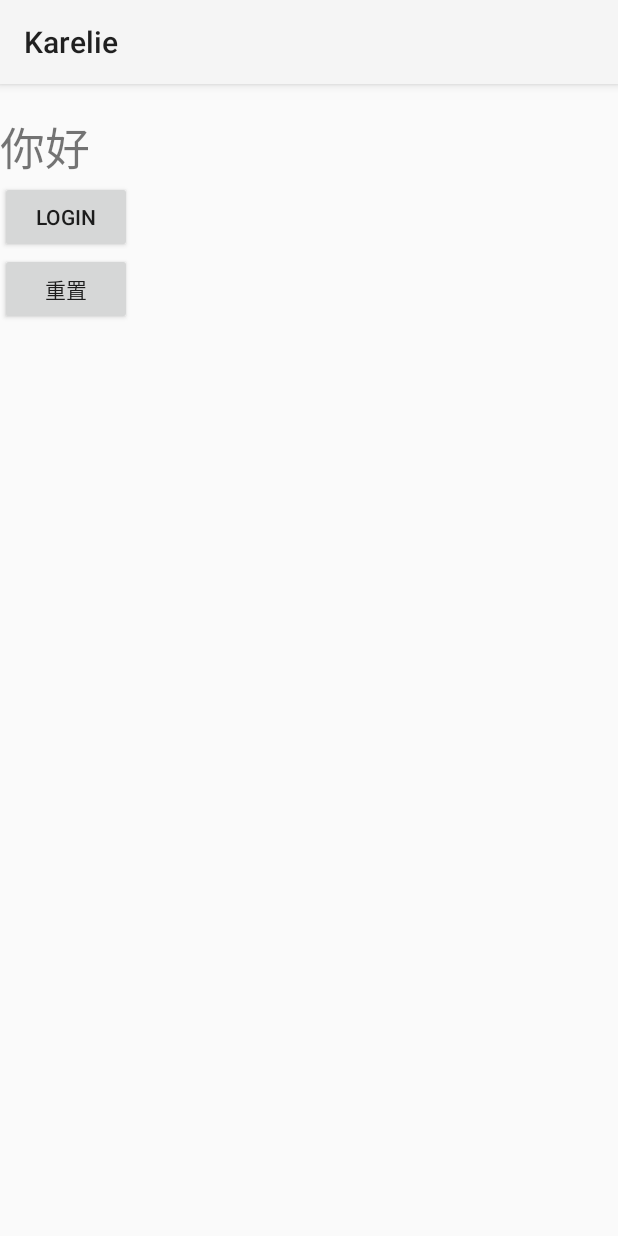
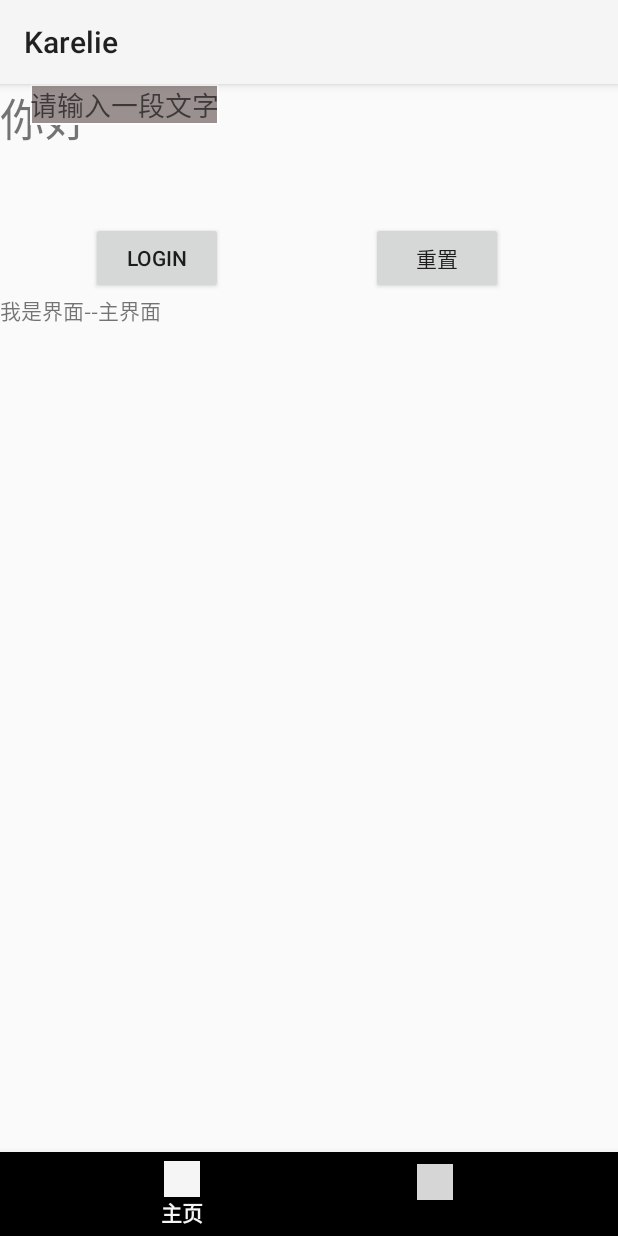
Before and after one commit to Ckarelie/Karelie, an Android app: the screen it shows after launch (MainActivity), on a phone screen of 412 x 824 dp. Run offline under Robolectric (Android 15) with nearby library versions, the phone set to English and light mode, and no system bars; our stand-ins replace data binding; libraries missing offline, so code that uses them is left out: com.didi.drouter, com.didichuxing.doraemonkit, com.github.gzuliyujiang.oaid, com.jeremyliao.liveeventbus, com.tencent.bugly; 5 statements that could not run were skipped; grey boxes are pictures that could not be loaded.

Commit message:
include coin on 2021/10/27

```diff
--- a/app/src/main/java/com/karelie/mvvmdemo/app/KarelieApp.kt
+++ b/app/src/main/java/com/karelie/mvvmdemo/app/KarelieApp.kt
@@ -3,6 +3,8 @@ package com.karelie.mvvmdemo.app
 import android.app.Application
 import android.content.Context
 import androidx.multidex.MultiDex
+import com.didi.drouter.api.DRouter
+import com.didichuxing.doraemonkit.DoKit
 import com.github.gzuliyujiang.oaid.DeviceIdentifier
 import com.karelie.commom.net.BaseRepository
 import com.karelie.mvvmdemo.di.MainViewModel
@@ -27,6 +29,9 @@ class KarelieApp: Application() {
         // 调试时，将第三个参数改为true
         Bugly.init(this, "910ab0e291", false)
         DeviceIdentifier.register(this)
+        DoKit.Builder(this)
+            .build()
+        DRouter.init(this)
         startKoin {
             androidLogger(Level.DEBUG)
             androidContext(this@KarelieApp)
--- a/app/src/main/java/com/karelie/mvvmdemo/ui/main/MainActivity.kt
+++ b/app/src/main/java/com/karelie/mvvmdemo/ui/main/MainActivity.kt
@@ -1,12 +1,18 @@
 package com.karelie.mvvmdemo.ui.main
 import  android.os.Bundle
-import android.widget.Toast
+import android.view.MenuItem
 import androidx.appcompat.app.AppCompatActivity
-import com.karelie.commom.support.StateLiveData
+import androidx.core.view.forEachIndexed
+import androidx.fragment.app.Fragment
+import androidx.viewpager2.widget.ViewPager2
+import com.google.android.material.bottomnavigation.BottomNavigationView
 import com.karelie.mvvmdemo.bean.main.MainData
 
 import com.karelie.mvvmdemo.di.MainViewModel
 import com.karelie.mvvmdemo.databinding.ActivityMainBinding
+import com.karelie.mvvmdemo.ui.viewpager.MainFragment
+import com.karelie.mvvmdemo.ui.viewpager.MeFragment
+import com.karelie.mvvmdemo.ui.viewpager.VPAdapter
 import com.karelie.service.main.MineEnity
 import com.karelie.service.main.MineTwoEnity
 import org.koin.android.ext.android.inject
@@ -14,13 +20,15 @@ import org.koin.androidx.viewmodel.ext.android.viewModel
 class MainActivity : AppCompatActivity() {
     val mineData by inject<MineEnity>()
     val twoData by inject<MineTwoEnity>()
-    lateinit var bingding : ActivityMainBinding
+    lateinit var binding : ActivityMainBinding
     private val viewModel : MainViewModel by viewModel()
+    private val config: ((BottomNavigationView, ViewPager2) -> Unit)? = null
     override fun onCreate(savedInstanceState: Bundle?) {
         super.onCreate(savedInstanceState)
-        bingding = ActivityMainBinding.inflate(layoutInflater)
-        setContentView(bingding.root)
+        binding = ActivityMainBinding.inflate(layoutInflater)
+        setContentView(binding.root)
         initData()
+        initOnClick()
         initObserver()
     }
 
@@ -28,18 +36,76 @@ class MainActivity : AppCompatActivity() {
         viewModel.userLiveData.obserState(this){
           onSuccess {
               it as MainData
-              bingding.tvTest.text = it.nickname
+              binding.tvTest.text = it.nickname
           }
         }
     }
 
     private fun initData() {
-        bingding.mainLogin.setOnClickListener {
+        config?.invoke(binding.bnvMain,binding.vpMain)
+        binding.apply {
+            binding.vpMain.adapter = VPAdapter(this@MainActivity,fragments)
+            BnvVp2Mediator(binding.bnvMain,binding.vpMain){bnvMain,vpMain ->
+                vpMain.isUserInputEnabled = true
+            }.attach()
+        }
+    }
+
+    private fun initOnClick() {
+        binding.mainLogin.setOnClickListener {
             viewModel.login("FastJetpack","FastJetpack")
         }
+        binding.mainClickforplay.setOnClickListener {
+            binding.tvTest.text = ""
+        }
+    }
 
-        bingding.mainClickforplay.setOnClickListener {
-            bingding.tvTest.text = ""
+    //index
+    companion object{
+        const val  INDEX_MAIN = 0
+        const val  INDEX_MINE = 1
+    }
+    private val fragments = mapOf<Int,Fragment>(
+        INDEX_MAIN to MainFragment(),
+        INDEX_MINE to MeFragment()
+    )
+}
+
+
+/**
+ * @Creator:Karelie
+ * @Data: 2021/11/8
+ * @TIME: 16:50
+ * @Introduce: Connect viewpager & BottomNavigationView
+**/
+class BnvVp2Mediator(
+    private val bnv: BottomNavigationView,
+    private val vp2: ViewPager2,
+    private val config: ((BottomNavigationView,ViewPager2) -> Unit)? = null
+) {
+    val map = mutableMapOf<MenuItem, Int>()
+    init {
+        //建立MenuItem的索引id映射
+        bnv.menu.forEachIndexed { index, item ->
+            map[item] = index
+        }
+    }
+    fun attach() {
+        //由于config是可空类型 所以必须用invoke执行
+        config?.invoke(bnv,vp2)
+        //监听viewPager的页面改变
+        vp2.registerOnPageChangeCallback(object : ViewPager2.OnPageChangeCallback() {
+            override fun onPageSelected(position: Int) {
+                super.onPageSelected(position)
+                //通过position参数 设置BottomNavigationView选中的Item
+                bnv.selectedItemId = bnv.menu.getItem(position).itemId
+            }
+        })
+        //监听BottomNavigationView的item点击
+        bnv.setOnNavigationItemSelectedListener { menuItem ->
+            vp2.currentItem =
+                map[menuItem] ?: error("BottomNavigationView的Item${menuItem.itemId}没有对应的元素")
+            true
         }
     }
 }
--- /dev/null
+++ b/app/src/main/java/com/karelie/mvvmdemo/ui/viewpager/MainFragment.kt
@@ -0,0 +1,21 @@
+package com.karelie.mvvmdemo.ui.viewpager
+
+import android.os.Bundle
+import androidx.fragment.app.Fragment
+import android.view.LayoutInflater
+import android.view.View
+import android.view.ViewGroup
+import com.karelie.mvvmdemo.R
+import com.karelie.mvvmdemo.databinding.FragmentMainBinding
+
+class MainFragment : Fragment() {
+    lateinit var binding: FragmentMainBinding
+    override fun onCreateView(
+        inflater: LayoutInflater, container: ViewGroup?,
+        savedInstanceState: Bundle?
+    ): View? {
+        binding = FragmentMainBinding.inflate(layoutInflater)
+        return binding.root
+    }
+
+}
--- /dev/null
+++ b/app/src/main/java/com/karelie/mvvmdemo/ui/viewpager/MeFragment.kt
@@ -0,0 +1,20 @@
+package com.karelie.mvvmdemo.ui.viewpager
+
+import android.os.Bundle
+import android.view.LayoutInflater
+import android.view.View
+import android.view.ViewGroup
+import androidx.fragment.app.Fragment
+import com.karelie.mvvmdemo.databinding.FragmentMeBinding
+
+class MeFragment : Fragment() {
+    lateinit var binding: FragmentMeBinding
+    override fun onCreateView(
+        inflater: LayoutInflater,
+        container: ViewGroup?,
+        savedInstanceState: Bundle?
+    ): View? {
+        binding = FragmentMeBinding.inflate(layoutInflater)
+        return binding.root
+    }
+}
--- /dev/null
+++ b/app/src/main/java/com/karelie/mvvmdemo/ui/viewpager/VPAdapter.kt
@@ -0,0 +1,18 @@
+package com.karelie.mvvmdemo.ui.viewpager
+
+import androidx.fragment.app.Fragment
+import androidx.fragment.app.FragmentActivity
+import androidx.viewpager2.adapter.FragmentStateAdapter
+import com.karelie.mvvmdemo.ui.main.MainActivity
+import com.karelie.mvvmdemo.ui.me.MineActivity
+
+class VPAdapter(val activity: FragmentActivity,
+                private val fragments: Map<Int, Fragment>) : FragmentStateAdapter(activity) {
+    override fun getItemCount(): Int  = fragments.size
+
+    override fun createFragment(position: Int): Fragment =
+        fragments.get(position) ?: error("请确保fragments数据源和ViewPager2的index匹配设置")
+
+
+
+}
--- /dev/null
+++ b/app/src/main/res/drawable/main_bottom_navigation_selector.xml
@@ -0,0 +1,4 @@
+<?xml version="1.0" encoding="utf-8"?>
+<selector xmlns:android="http://schemas.android.com/apk/res/android">
+
+</selector>
--- /dev/null
+++ b/app/src/main/res/drawable/main_input_bg.xml
@@ -0,0 +1,7 @@
+<?xml version="1.0" encoding="utf-8"?>
+<shape xmlns:android="http://schemas.android.com/apk/res/android">
+    <stroke android:width="1dp"
+        android:color="#FFFFFF"
+        />
+    <solid  android:color="#9A9090" />
+</shape>
--- a/app/src/main/res/layout/activity_main.xml
+++ b/app/src/main/res/layout/activity_main.xml
@@ -14,7 +14,7 @@
             type="android.view.View.OnClickListener" />
     </data>
 
-    <LinearLayout
+    <androidx.constraintlayout.widget.ConstraintLayout
         android:layout_width="match_parent"
         android:layout_height="match_parent"
         android:orientation="vertical">
@@ -22,28 +22,81 @@
         <TextView
             android:layout_width="wrap_content"
             android:layout_height="wrap_content"
-            android:text="@{mainModel.nickname}" />
+            android:layout_marginBottom="712dp"
+            android:text="@{mainModel.nickname}"
+            app:layout_constraintBottom_toBottomOf="parent"
+            app:layout_constraintEnd_toStartOf="@+id/tv_test"
+            app:layout_constraintStart_toStartOf="parent"
+            app:layout_constraintTop_toTopOf="parent" />
 
         <TextView
             android:id="@+id/tv_test"
             android:layout_width="wrap_content"
             android:layout_height="wrap_content"
             android:text="你好"
-            android:textSize="30dp"/>
+            android:textSize="30dp"
+            app:layout_constraintStart_toStartOf="parent"
+            app:layout_constraintTop_toTopOf="parent" />
 
         <Button
             android:id="@+id/main_login"
             android:layout_width="wrap_content"
             android:layout_height="wrap_content"
-            android:text="Login"/>
+            android:layout_marginTop="92dp"
+            android:layout_marginEnd="19dp"
+            android:text="Login"
+            app:layout_constraintEnd_toStartOf="@+id/main_clickforplay"
+            app:layout_constraintStart_toStartOf="parent"
+            app:layout_constraintTop_toTopOf="parent" />
 
         <Button
             android:id="@+id/main_clickforplay"
             android:layout_width="wrap_content"
             android:layout_height="wrap_content"
-            android:text="重置"/>
+            android:layout_marginStart="19dp"
+            android:layout_marginTop="92dp"
+            android:layout_marginEnd="16dp"
+            android:text="重置"
+            app:layout_constraintEnd_toEndOf="parent"
+            app:layout_constraintStart_toEndOf="@+id/main_login"
+            app:layout_constraintTop_toTopOf="parent" />
+
+        <EditText
+            android:layout_width="wrap_content"
+            android:layout_height="-1dp"
+            android:layout_margin="20dp"
+            android:layout_marginStart="266dp"
+            android:layout_marginEnd="286dp"
+            android:background="@drawable/main_input_bg"
+            android:hint="请输入一段文字"
+            app:layout_constraintEnd_toEndOf="parent"
+            app:layout_constraintHorizontal_bias="0.0"
+            app:layout_constraintStart_toStartOf="parent"
+            tools:layout_editor_absoluteY="40dp" />
+
+        <androidx.viewpager2.widget.ViewPager2
+            android:id="@+id/vp_main"
+            android:layout_width="match_parent"
+            android:layout_height="0dp"
+            android:orientation="horizontal"
+            app:layout_constraintBottom_toTopOf="@+id/bnv_main"
+            app:layout_constraintEnd_toEndOf="parent"
+            app:layout_constraintHorizontal_bias="0.0"
+            app:layout_constraintStart_toStartOf="parent"
+            app:layout_constraintTop_toBottomOf="@+id/main_login"
+            app:layout_constraintVertical_bias="1.0" />
+
+        <com.google.android.material.bottomnavigation.BottomNavigationView
+            android:id="@+id/bnv_main"
+            android:layout_width="match_parent"
+            android:layout_height="wrap_content"
+            android:layout_gravity="bottom"
+            app:layout_constraintBottom_toBottomOf="parent"
+            app:layout_constraintEnd_toEndOf="parent"
+            app:layout_constraintStart_toStartOf="parent"
+            app:menu="@menu/main_bottom_navigation"
+            />
 
 
-
-    </LinearLayout>
+    </androidx.constraintlayout.widget.ConstraintLayout>
 </layout>
--- /dev/null
+++ b/app/src/main/res/layout/fragment_main.xml
@@ -0,0 +1,20 @@
+<?xml version="1.0" encoding="utf-8"?>
+<layout xmlns:android="http://schemas.android.com/apk/res/android"
+    xmlns:tools="http://schemas.android.com/tools">
+
+    <data>
+
+    </data>
+
+    <LinearLayout
+        android:layout_width="match_parent"
+        android:layout_height="match_parent">
+
+        <TextView
+            android:layout_width="wrap_content"
+            android:layout_height="wrap_content"
+            android:text="我是界面--主界面"
+            />
+
+    </LinearLayout>
+</layout>
--- /dev/null
+++ b/app/src/main/res/layout/fragment_me.xml
@@ -0,0 +1,20 @@
+<?xml version="1.0" encoding="utf-8"?>
+<layout xmlns:android="http://schemas.android.com/apk/res/android">
+
+    <data>
+
+    </data>
+
+    <LinearLayout
+        android:layout_width="match_parent"
+        android:layout_height="match_parent">
+
+
+        <TextView
+            android:layout_width="wrap_content"
+            android:layout_height="wrap_content"
+            android:text="我是界面--我的"
+            />
+
+    </LinearLayout>
+</layout>
--- /dev/null
+++ b/app/src/main/res/menu/main_bottom_navigation.xml
@@ -0,0 +1,20 @@
+<?xml version="1.0" encoding="utf-8"?>
+<menu xmlns:android="http://schemas.android.com/apk/res/android"
+    xmlns:app="http://schemas.android.com/apk/res-auto">
+    <item
+        android:id="@+id/menu_main"
+        android:enabled="true"
+        android:icon="@drawable/main_input_bg"
+        android:title="主页"
+        app:showAsAction="ifRoom"
+        />
+
+    <item
+        android:id="@+id/menu_mine"
+        android:enabled="true"
+        android:icon="@color/background_info"
+        android:title="我的"
+        app:showAsAction="ifRoom"
+        />
+
+</menu>
--- a/app/src/main/res/values/strings.xml
+++ b/app/src/main/res/values/strings.xml
@@ -1,3 +1,5 @@
 <resources>
     <string name="app_name">Karelie</string>
+    <!-- TODO: Remove or change this placeholder text -->
+    <string name="hello_blank_fragment">Hello blank fragment</string>
 </resources>
--- a/build.gradle
+++ b/build.gradle
@@ -19,6 +19,9 @@ buildscript {
         classpath "com.android.tools.build:gradle:4.0.1"
         classpath "org.jetbrains.kotlin:kotlin-gradle-plugin:1.5.30"
         classpath "com.tencent.bugly:tinker-support:1.2.3"
+
+        classpath 'io.github.didi.dokit:dokitx-plugin:3.5.0'
+        classpath "io.github.didi:drouter-plugin-proxy:1.0.1"
 
         // NOTE: Do not place your application dependencies here; they belong
         // in the individual module build.gradle files
--- a/config.gradle
+++ b/config.gradle
@@ -50,7 +50,11 @@ ext {
             // Koin for Navigation Graph
             "koin_android_navigation"              : "io.insert-koin:koin-androidx-navigation:$koin_version",
             // Koin for Jetpack Compose
-            "koin_android_compose"                 : "io.insert-koin:koin-androidx-compose:$koin_version"
+            "koin_android_compose"                 : "io.insert-koin:koin-androidx-compose:$koin_version",
+            //Didi路由
+            "didi_root_api"                        : "io.github.didi:drouter-api:2.1.3",
+            //底部导航栏
+            "PagerBottomTabStrip"                  : "me.majiajie:pager-bottom-tab-strip:2.4.0"
 
     ]
 
```
Also changed, not shown: app/build.gradle (+19 -0 lines), app/src/main/AndroidManifest.xml (+15 -22 lines), arch/build.gradle (+7 -4 lines).
